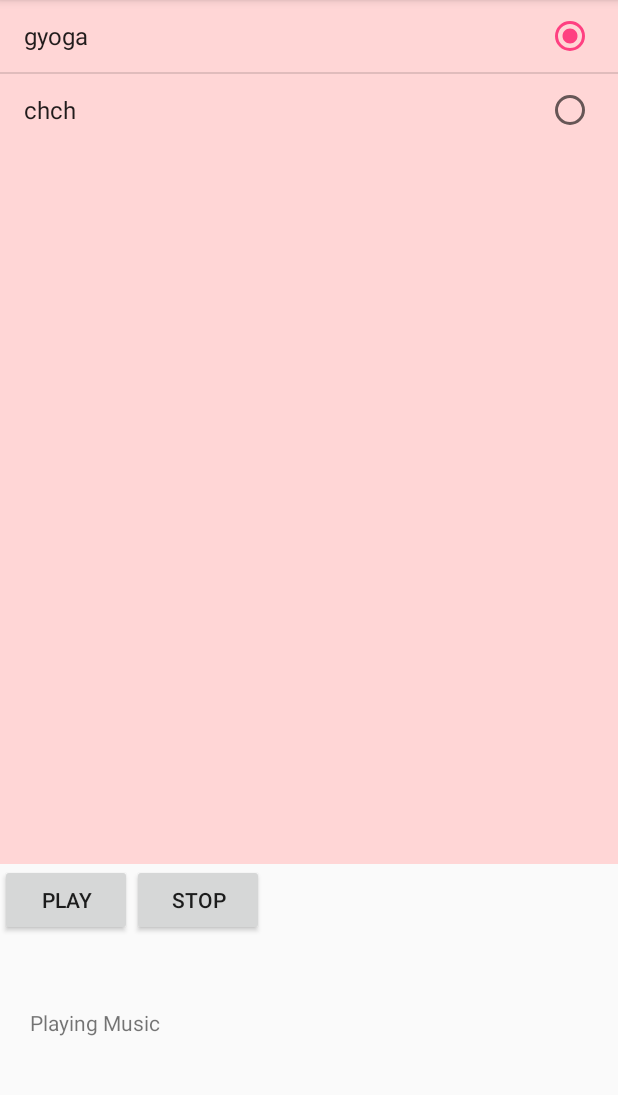
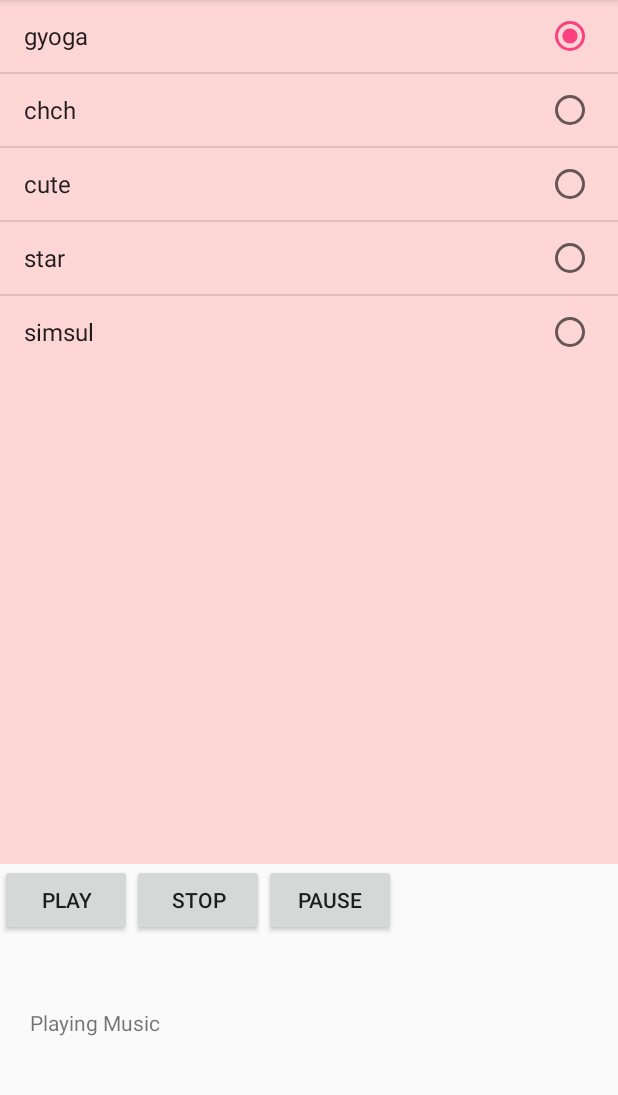
Before and after one commit to khjin001010/AudioList, an Android app: the screen it shows after launch (MainActivity), on a phone screen of 412 x 824 dp, the part 84-1179 px from its top. Run offline under Robolectric (Android 15) with nearby library versions, the phone set to English and light mode, and no system bars.

Commit message:
#5 pause method

```diff
--- a/app/src/main/java/khjin001010/kr/hs/emirim/audiolist/MainActivity.java
+++ b/app/src/main/java/khjin001010/kr/hs/emirim/audiolist/MainActivity.java
@@ -1,7 +1,10 @@
+
 package khjin001010.kr.hs.emirim.audiolist;
-
+import android.media.MediaPlayer;
 import android.support.v7.app.AppCompatActivity;
 import android.os.Bundle;
+import android.view.View;
+import android.widget.AdapterView;
 import android.widget.ArrayAdapter;
 import android.widget.Button;
 import android.widget.ListView;
@@ -12,10 +15,14 @@ import java.util.List;
 
 public class MainActivity extends AppCompatActivity {
     ListView list;
-    Button butPlay, butStop;
+    Button butPlay, butStop, butPause;
     TextView textMusic;
     ProgressBar progress;
-    String[] musics={"gyoga","chch"};
+    String[] musics={"gyoga","chch","cute","star","simsul"};
+    int[] musicResIds = {R.raw.gyoga, R.raw.chch,R.raw.cute,R.raw.star,R.raw.simsul};
+    int selectedMusicId;
+    MediaPlayer mediaplay;
+    boolean select_pause;
 
     @Override
     protected void onCreate(Bundle savedInstanceState) {
@@ -30,5 +37,52 @@ public class MainActivity extends AppCompatActivity {
         list.setAdapter(adapter);
         list.setChoiceMode(ListView.CHOICE_MODE_SINGLE);
         list.setItemChecked(0, true);
+        selectedMusicId = musicResIds[0];
+        mediaplay = MediaPlayer.create(this,selectedMusicId);
+        butPause = (Button)findViewById(R.id.but_suspend);
+
+        list.setOnItemClickListener(new AdapterView.OnItemClickListener() {
+            @Override
+            public void onItemClick(AdapterView<?> parent, View view, int position, long id) {
+                mediaplay.stop();
+                selectedMusicId = musicResIds[position];
+                progress.setVisibility(View.INVISIBLE);
+            }
+        });
+
+        butPlay.setOnClickListener(new View.OnClickListener() {
+            @Override
+            public void onClick(View v) {
+                if(select_pause==false) {
+                    mediaplay = MediaPlayer.create(MainActivity.this, selectedMusicId);
+                }
+                select_pause = false;
+                mediaplay.start();
+                progress.setVisibility(View.VISIBLE);
+            }
+        });
+
+        butStop.setOnClickListener(new View.OnClickListener() {
+            @Override
+            public void onClick(View v) {
+                mediaplay.stop();
+                progress.setVisibility(View.INVISIBLE);
+                select_pause = false;
+            }
+        });
+
+        butPause.setOnClickListener(new View.OnClickListener() {
+            @Override
+            public void onClick(View v) {
+                mediaplay.pause();
+                select_pause = true;
+            }
+        });
+    }
+
+    @Override
+    protected void onStop() {
+        super.onStop();
+        mediaplay.stop();
     }
 }
--- a/app/src/main/res/layout/activity_main.xml
+++ b/app/src/main/res/layout/activity_main.xml
@@ -36,7 +36,12 @@
             android:id="@+id/but_stop"
             android:layout_width="wrap_content"
             android:layout_height="wrap_content"
-            android:text="stop"/>
+            android:text="Stop"/>
+        <Button
+            android:id="@+id/but_suspend"
+            android:layout_width="wrap_content"
+            android:layout_height="wrap_content"
+            android:text="Pause"/>
         </LinearLayout>
 
     <LinearLayout
```
Also changed, not shown: 5 other files.
